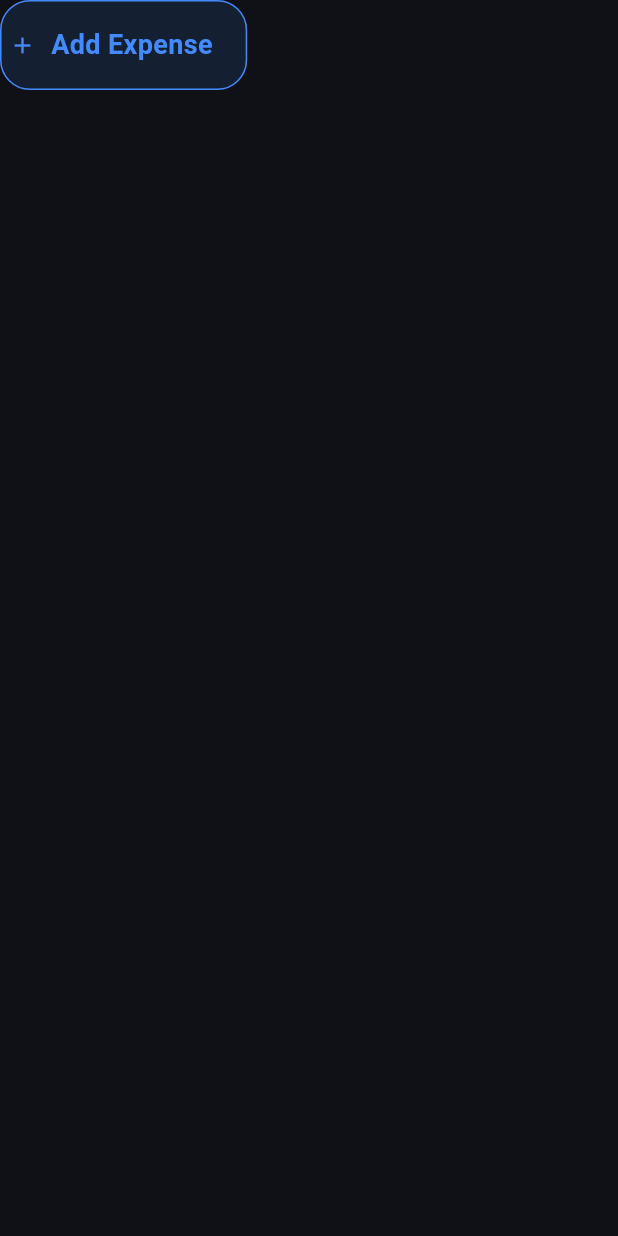
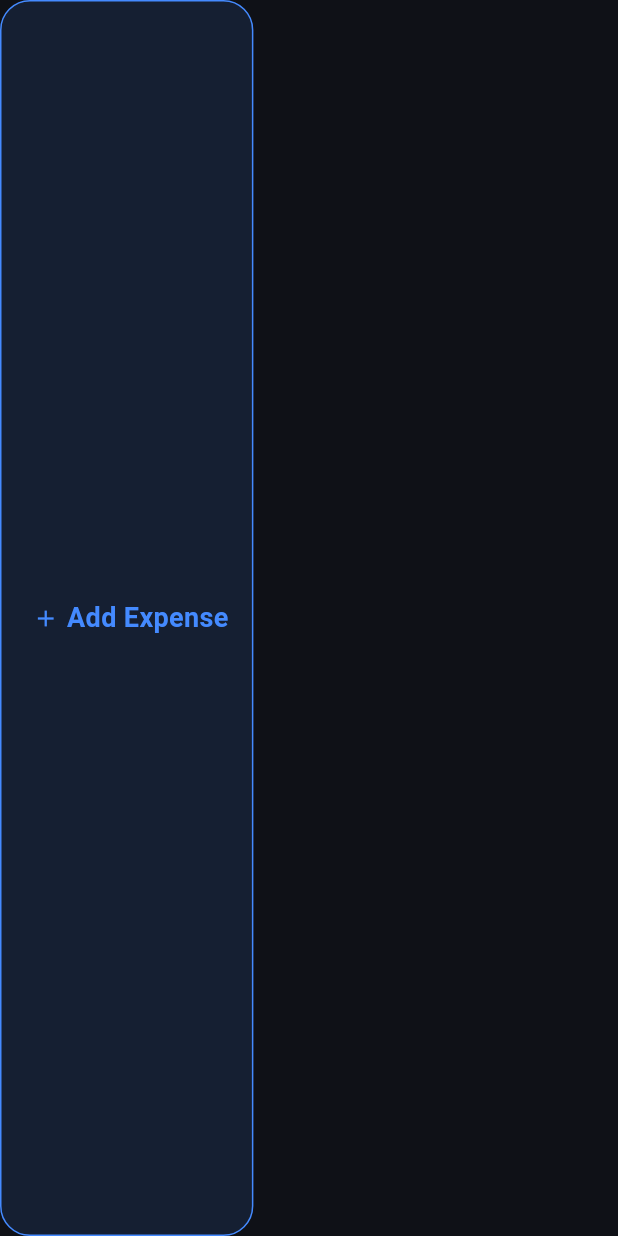
Before and after one commit to Kwizeraremy1/trackex, a Flutter app: the Button1 widget shown alone on an empty page, opened directly, on a phone screen of 412 x 824 dp. Run offline on Flutter 3.47's test engine with Material 3 defaults, Android fonts, the phone set to English and light mode, and no system bars; our stand-ins replace fl_chart, supabase_flutter; accounts and stored records are empty.

Commit message:
small redesign

```diff
--- a/lib/util/button1.dart
+++ b/lib/util/button1.dart
@@ -19,7 +19,7 @@ class Button1 extends StatelessWidget {
       onTap: onPressed,
       borderRadius: BorderRadius.circular(10),
       child: Container(
-        width: MediaQuery.of(context).size.width * 0.4,
+        width: MediaQuery.of(context).size.width * 0.41,
         decoration: BoxDecoration(
           color: colorAll,
           borderRadius: BorderRadius.circular(20),
@@ -29,18 +29,20 @@ class Button1 extends StatelessWidget {
           padding: const EdgeInsets.only(
             // right: 30,
             // left: 30,
-            top: 15,
-            bottom: 15,
+            top: 10,
+            bottom: 10,
           ),
+          child: Center(
             child: Row(
+              mainAxisAlignment: MainAxisAlignment.center,
               children: [
                 Padding(
                   padding: const EdgeInsets.all(5.0),
                   child: Icon(Icons.add, color: color, size: 18),
                 ),
-              SizedBox(width: 5),
                 Text(name, style: TextStyle(fontSize: 18, color: color, fontWeight: FontWeight.bold)),
               ],
+            ),
           ),
         ),
       ),
```
Lines whose indentation alone changed are shown as unchanged.
